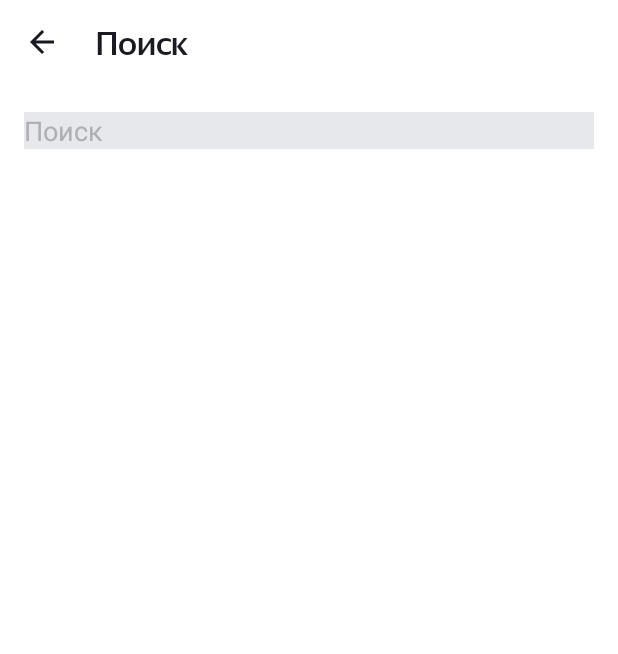
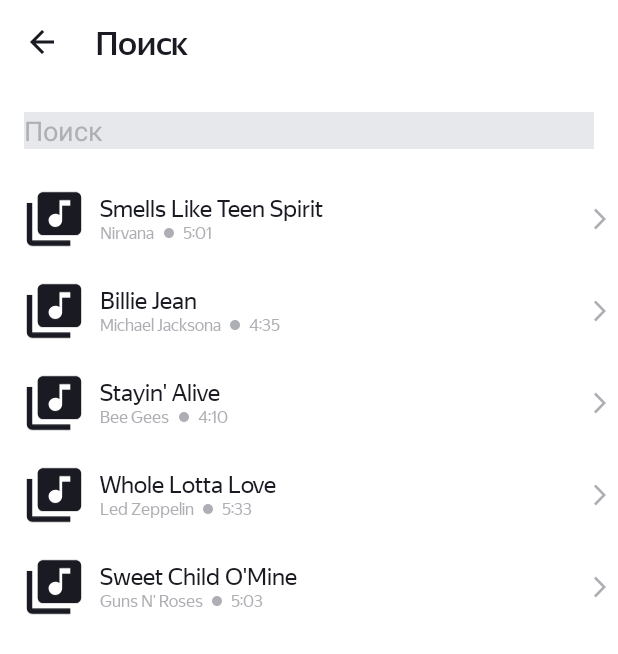
Before and after one commit to RTRT10000/PlaylistMaker, an Android app: the SearchActivity screen opened directly, with no data from a screen before it, on a phone screen of 412 x 824 dp. Shown: the top 654 px of the screen. Run offline under Robolectric (Android 15) with nearby library versions, the phone set to English and light mode, and no system bars; pictures from the network do not load.

Commit message:
Домашняя работа. Спринт 10

```diff
--- a/app/build.gradle.kts
+++ b/app/build.gradle.kts
@@ -44,4 +44,6 @@ dependencies {
     testImplementation("junit:junit:4.13.2")
     androidTestImplementation("androidx.test.ext:junit:1.1.5")
     androidTestImplementation("androidx.test.espresso:espresso-core:3.5.1")
+    implementation("com.github.bumptech.glide:glide:4.14.2")
+    annotationProcessor("com.github.bumptech.glide:compiler:4.14.2")
 }
--- a/app/src/main/AndroidManifest.xml
+++ b/app/src/main/AndroidManifest.xml
@@ -1,6 +1,8 @@
 <?xml version="1.0" encoding="utf-8"?>
 <manifest xmlns:android="http://schemas.android.com/apk/res/android"
     xmlns:tools="http://schemas.android.com/tools">
+
+    <uses-permission android:name="android.permission.INTERNET"/>
 
     <application
         android:allowBackup="true"
@@ -12,6 +14,9 @@
         android:supportsRtl="true"
         android:theme="@style/Theme.PlaylistMaker"
         tools:targetApi="31">
+        <activity
+            android:name=".track_item"
+            android:exported="false" />
         <activity
             android:name=".SearchActivity"
             android:exported="false" />
--- a/app/src/main/java/com/practicum/playlistmaker/SearchActivity.kt
+++ b/app/src/main/java/com/practicum/playlistmaker/SearchActivity.kt
@@ -12,6 +12,8 @@ import android.view.inputmethod.InputMethodManager
 import android.widget.EditText
 import android.widget.ImageView
 import android.widget.Toast
+import androidx.recyclerview.widget.LinearLayoutManager
+import androidx.recyclerview.widget.RecyclerView
 
 class SearchActivity : AppCompatActivity() {
 
@@ -23,6 +25,18 @@ class SearchActivity : AppCompatActivity() {
     override fun onCreate(savedInstanceState: Bundle?) {
         super.onCreate(savedInstanceState)
         setContentView(R.layout.activity_search)
+
+        val recycler = findViewById<RecyclerView>(R.id.rvTrackList)
+        val trackList = arrayListOf(
+            Track("Smells Like Teen Spirit", "Nirvana", "5:01", "https://is5-ssl.mzstatic.com/image/thumb/Music115/v4/7b/58/c2/7b58c21a-2b51-2bb2-e59a-9bb9b96ad8c3/00602567924166.rgb.jpg/100x100bb.jpg"),
+            Track("Billie Jean", "Michael Jacksona", "4:35", "https://is5-ssl.mzstatic.com/image/thumb/Music125/v4/3d/9d/38/3d9d3811-71f0-3a0e-1ada-3004e56ff852/827969428726.jpg/100x100bb.jpg"),
+            Track("Stayin' Alive", "Bee Gees", "4:10", "https://is4-ssl.mzstatic.com/image/thumb/Music115/v4/1f/80/1f/1f801fc1-8c0f-ea3e-d3e5-387c6619619e/16UMGIM86640.rgb.jpg/100x100bb.jpg"),
+            Track("Whole Lotta Love", "Led Zeppelin", "5:33", "https://is2-ssl.mzstatic.com/image/thumb/Music62/v4/7e/17/e3/7e17e33f-2efa-2a36-e916-7f808576cf6b/mzm.fyigqcbs.jpg/100x100bb.jpg"),
+            Track("Sweet Child O'Mine", "Guns N' Roses", "5:03", "https://is5-ssl.mzstatic.com/image/thumb/Music125/v4/a0/4d/c4/a04dc484-03cc-02aa-fa82-5334fcb4bc16/18UMGIM24878.rgb.jpg/100x100bb.jpg"),
+        )
+        recycler.layoutManager = LinearLayoutManager(this)
+        recycler.adapter = TrackAdapter(trackList)
+
 
         val inputEditText = findViewById<EditText>(R.id.inputEditText)
         val clearButton = findViewById<ImageView>(R.id.clearIcon)
--- /dev/null
+++ b/app/src/main/java/com/practicum/playlistmaker/Track.kt
@@ -0,0 +1,8 @@
+package com.practicum.playlistmaker
+
+data class Track(
+    val trackName: String,
+    val artistName: String,
+    val trackTime: String,
+    val artworkUrl100: String,
+)
--- /dev/null
+++ b/app/src/main/java/com/practicum/playlistmaker/TrackAdapter.kt
@@ -0,0 +1,22 @@
+package com.practicum.playlistmaker
+
+import android.view.LayoutInflater
+import android.view.ViewGroup
+import androidx.recyclerview.widget.RecyclerView
+
+class TrackAdapter(
+    private val tracks: List<Track>
+) : RecyclerView.Adapter<TrackViewHolder> () {
+
+    override fun onCreateViewHolder(parent: ViewGroup, viewType: Int): TrackViewHolder {
+        val view = LayoutInflater.from(parent.context).inflate(R.layout.activity_track_item, parent, false)
+        return TrackViewHolder(view)
+    }
+
+    override fun onBindViewHolder(holder: TrackViewHolder, position: Int) {
+        holder.bind(tracks[position])
+    }
+
+    override fun getItemCount() = tracks.size
+
+}
--- /dev/null
+++ b/app/src/main/java/com/practicum/playlistmaker/TrackViewHolder.kt
@@ -0,0 +1,36 @@
+package com.practicum.playlistmaker
+
+import android.view.RoundedCorner
+import android.view.View
+import android.widget.ImageView
+import android.widget.TextView
+import androidx.recyclerview.widget.RecyclerView
+import com.bumptech.glide.Glide
+import com.bumptech.glide.load.resource.bitmap.RoundedCorners
+
+class TrackViewHolder(itemView: View) : RecyclerView.ViewHolder(itemView) {
+    private val trackName: TextView
+    private val artistName: TextView
+    private val trackTime: TextView
+    private val artImage: ImageView
+
+    init {
+        trackName = itemView.findViewById(R.id.tvTrackName)
+        artistName = itemView.findViewById(R.id.tvArtistName)
+        trackTime = itemView.findViewById(R.id.tvTrackTime)
+        artImage = itemView.findViewById(R.id.ivArtImage)
+    }
+
+    fun bind(track: Track) {
+        trackName.text = track.trackName
+        artistName.text = track.artistName
+        trackTime.text = track.trackTime
+
+        Glide.with(itemView)
+            .load(track.artworkUrl100)
+            .placeholder(R.drawable.media)
+            .centerCrop()
+            .transform(RoundedCorners(10))
+            .into(artImage)
+    }
+}
--- /dev/null
+++ b/app/src/main/java/com/practicum/playlistmaker/track_item.kt
@@ -0,0 +1,11 @@
+package com.practicum.playlistmaker
+
+import androidx.appcompat.app.AppCompatActivity
+import android.os.Bundle
+
+class track_item : AppCompatActivity() {
+    override fun onCreate(savedInstanceState: Bundle?) {
+        super.onCreate(savedInstanceState)
+        setContentView(R.layout.activity_track_item)
+    }
+}
--- /dev/null
+++ b/app/src/main/res/drawable/baseline_circle_24.xml
@@ -0,0 +1,5 @@
+<vector android:height="24dp" android:tint="#000000"
+    android:viewportHeight="24" android:viewportWidth="24"
+    android:width="24dp" xmlns:android="http://schemas.android.com/apk/res/android">
+    <path android:fillColor="@android:color/white" android:pathData="M12,2C6.47,2 2,6.47 2,12s4.47,10 10,10 10,-4.47 10,-10S17.53,2 12,2z"/>
+</vector>
--- a/app/src/main/res/layout/activity_search.xml
+++ b/app/src/main/res/layout/activity_search.xml
@@ -56,6 +56,11 @@
 
     </LinearLayout>
 
+    <androidx.recyclerview.widget.RecyclerView
+        android:id="@+id/rvTrackList"
+        android:layout_width="match_parent"
+        android:layout_height="match_parent" />
+
 
 
 
--- /dev/null
+++ b/app/src/main/res/layout/activity_track_item.xml
@@ -0,0 +1,93 @@
+<?xml version="1.0" encoding="utf-8"?>
+<LinearLayout android:id="@+id/rootLayout"
+    xmlns:android="http://schemas.android.com/apk/res/android"
+    xmlns:tools="http://schemas.android.com/tools"
+    xmlns:app="http://schemas.android.com/apk/res-auto"
+    android:layout_width="match_parent"
+    android:layout_height="wrap_content"
+    android:orientation="horizontal"
+    android:background="?attr/search_activity_background">
+
+
+    <ImageView
+        android:id="@+id/ivArtImage"
+        android:layout_marginLeft="@dimen/dp_13"
+        android:layout_marginTop="@dimen/dp_8"
+        android:layout_marginBottom="@dimen/dp_8"
+        android:gravity="center"
+        android:layout_height="@dimen/albom_art"
+        android:layout_width="@dimen/albom_art"
+        android:src="@drawable/media"/>
+
+    <LinearLayout
+        android:layout_width="0dp"
+        android:layout_height="match_parent"
+        android:layout_weight="1"
+        android:layout_marginTop="@dimen/dp_14"
+        android:layout_marginBottom="@dimen/dp_14"
+        android:layout_marginStart="@dimen/dp_8"
+        android:layout_marginEnd="@dimen/dp_8"
+        android:orientation="vertical">
+
+    <TextView
+        android:id="@+id/tvTrackName"
+        android:layout_height="wrap_content"
+        android:layout_width="wrap_content"
+        android:textColor="?attr/search_activity_primary_color"
+        android:fontFamily="@font/ys_display_regular"
+        android:textSize="@dimen/sp_16"
+        android:maxLength="45"
+        android:ellipsize="end"
+        tools:text="Smells Like Teen SpiritSmells Like Teen SpiritSmells Like Teen Spirit"/>
+
+     <LinearLayout
+         android:layout_width="wrap_content"
+         android:layout_height="wrap_content"
+         android:orientation="horizontal">
+
+         <TextView
+             android:id="@+id/tvArtistName"
+             android:layout_height="wrap_content"
+             android:layout_width="wrap_content"
+             android:textColor="?attr/search_activity_dot_icon_Color"
+             android:fontFamily="@font/ys_display_regular"
+             android:textSize="@dimen/sp_11"
+             android:maxLength="40"
+             android:ellipsize="end"
+             tools:text="Nirvana"/>
+
+         <ImageView
+             android:gravity="center"
+             android:layout_gravity="center_vertical"
+             android:layout_marginLeft="@dimen/dp_5"
+             android:layout_marginRight="@dimen/dp_5"
+             android:layout_height="@dimen/dp_8"
+             android:layout_width="@dimen/dp_8"
+             app:tint="?attr/search_activity_dot_icon_Color"
+             android:src="@drawable/baseline_circle_24"/>
+
+         <TextView
+             android:id="@+id/tvTrackTime"
+             android:layout_height="wrap_content"
+             android:layout_width="wrap_content"
+             android:textColor="?attr/search_activity_dot_icon_Color"
+             android:fontFamily="@font/ys_display_regular"
+             android:textSize="@dimen/sp_11"
+             android:maxLength="20"
+             tools:text="5:01"/>
+
+
+    </LinearLayout>
+
+    </LinearLayout>
+
+    <ImageView
+        android:gravity="center"
+        android:layout_height="wrap_content"
+        android:layout_width="wrap_content"
+        android:layout_gravity="end|center_vertical"
+        app:tint="?attr/search_activity_dot_icon_Color"
+        android:src="@drawable/arrow_forward"/>
+
+
+</LinearLayout>
--- a/app/src/main/res/values-night/themes.xml
+++ b/app/src/main/res/values-night/themes.xml
@@ -15,6 +15,7 @@
         <item name="search_activity_icon_color">@color/white</item>
         <item name="search_activity_edit_text_background">@color/YP_White</item>
         <item name="search_activity_edit_text_textColor">@color/YP_Black</item>
+        <item name="search_activity_dot_icon_Color">@color/white</item>
 
 
     </style>
--- a/app/src/main/res/values/attrs.xml
+++ b/app/src/main/res/values/attrs.xml
@@ -9,6 +9,7 @@
     <attr name="search_activity_primary_color"/>
     <attr name="search_activity_edit_text_background"/>
     <attr name="search_activity_edit_text_textColor"/>
+    <attr name="search_activity_dot_icon_Color"/>
 
 
 </resources>
--- a/app/src/main/res/values/colors.xml
+++ b/app/src/main/res/values/colors.xml
@@ -12,4 +12,5 @@
     <color name="YP_Gray">#AEAFB4</color>
     <color name="YP_Light_Gray">#E6E8EB</color>
     <color name="YP_White">#FFFFFFFF</color>
+    <color name="light_gray">#AEAFB4</color>
 </resources>
--- a/app/src/main/res/values/dimens.xml
+++ b/app/src/main/res/values/dimens.xml
@@ -5,9 +5,17 @@
     <dimen name="setting_top_padding">19dp</dimen>
     <dimen name="setting_bottom_padding">18dp</dimen>
     <dimen name="sp_22">22sp</dimen>
+    <dimen name="sp_16">16sp</dimen>
+    <dimen name="sp_11">11sp</dimen>
     <dimen name="dp_16">16dp</dimen>
     <dimen name="dp_24">24dp</dimen>
     <dimen name="dp_12">12dp</dimen>
     <dimen name="dp_10">10dp</dimen>
+    <dimen name="albom_art">45dp</dimen>
+    <dimen name="dp_13">13dp</dimen>
+    <dimen name="dp_8">8dp</dimen>
+    <dimen name="dp_30">30dp</dimen>
+    <dimen name="dp_14">14dp</dimen>
+    <dimen name="dp_5">5dp</dimen>
 
 </resources>
--- a/app/src/main/res/values/themes.xml
+++ b/app/src/main/res/values/themes.xml
@@ -15,6 +15,7 @@
         <item name="search_activity_icon_color">@color/YP_Black</item>
         <item name="search_activity_edit_text_background">@color/YP_Light_Gray</item>
         <item name="search_activity_edit_text_textColor">@color/YP_Gray</item>
+        <item name="search_activity_dot_icon_Color">@color/light_gray</item>
 
 
 
```
